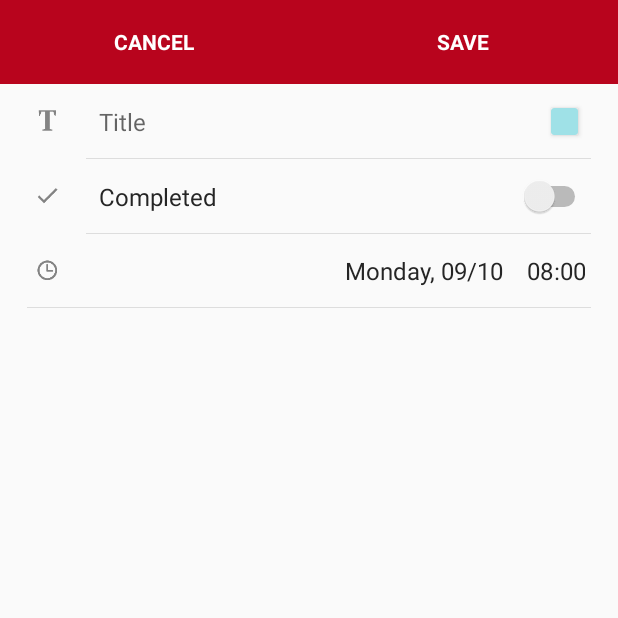
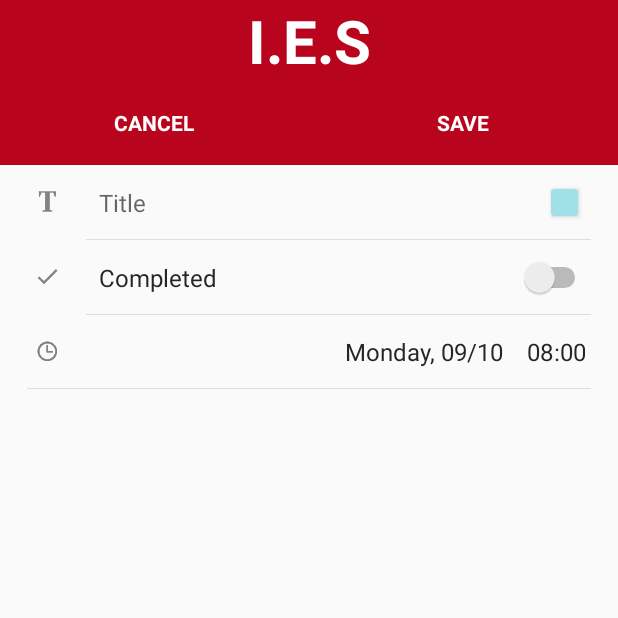
Before and after one commit to gonza613/CalendarioIES2, an Android app: the CreateEventActivity screen opened directly, with no data from a screen before it, on a phone screen of 412 x 824 dp, the top half of it. Run offline under Robolectric (Android 15) with nearby library versions, the phone set to English and light mode, and no system bars.

Commit message:
Segundo Commit (Arreglos varios)

```diff
--- a/app/src/main/res/layout-v21/activity_calendar_view_with_notes_sdk_21.xml
+++ b/app/src/main/res/layout-v21/activity_calendar_view_with_notes_sdk_21.xml
@@ -27,6 +27,7 @@
             android:layout_width="match_parent"
             android:layout_height="wrap_content"
             android:text="I.E.S"
+            android:textStyle="bold"
             android:textAlignment="center"
             android:textColor="@color/white"
             android:textSize="65sp"
@@ -77,7 +78,7 @@
         android:id="@+id/pendientes"
         android:layout_width="wrap_content"
         android:layout_height="wrap_content"
-        android:text="Eventos pendientes este mes"
+        android:text="@string/pendiente"
         android:textColor="@color/white"
         android:textSize="15sp"
         app:layout_constraintBottom_toBottomOf="parent"
@@ -123,7 +124,7 @@
             android:background="@android:color/transparent"
             android:scaleType="fitXY"
             android:layout_gravity="end"
-            android:layout_marginRight="15dp"
+            android:layout_marginEnd="15dp"
             android:translationY="20dp"
             app:srcCompat="@drawable/icons8_usuario_60"
             tools:ignore="TouchTargetSizeCheck,SpeakableTextPresentCheck"
--- a/app/src/main/res/layout/activity_create_event.xml
+++ b/app/src/main/res/layout/activity_create_event.xml
@@ -18,6 +18,16 @@
             android:layout_height="wrap_content"
             app:elevation="0dp"
             android:theme="@style/AppTheme.AppBarOverlay">
+
+            <TextView
+                android:id="@+id/textView"
+                android:layout_width="match_parent"
+                android:layout_height="wrap_content"
+                android:text="I.E.S"
+                android:textAlignment="center"
+                android:textColor="@color/white"
+                android:textSize="40sp"
+                android:textStyle="bold" />
 
             <android.support.v7.widget.Toolbar
                 android:id="@+id/toolbar"
--- /dev/null
+++ b/app/src/main/res/values-v21/strings.xml
@@ -0,0 +1,4 @@
+<?xml version="1.0" encoding="utf-8"?>
+<resources>
+    <string name="pendiente">Eventos pendientes este mes</string>
+</resources>
--- a/app/src/main/res/values/strings.xml
+++ b/app/src/main/res/values/strings.xml
@@ -15,4 +15,5 @@
     <string name="event_default_title">My event</string>
     <string name="no_events">no events</string>
     <string name="delete">delete</string>
+    <string name="pendiente">Eventos pendientes este mes</string>
 </resources>
```
Also changed, not shown: 1 other file.
